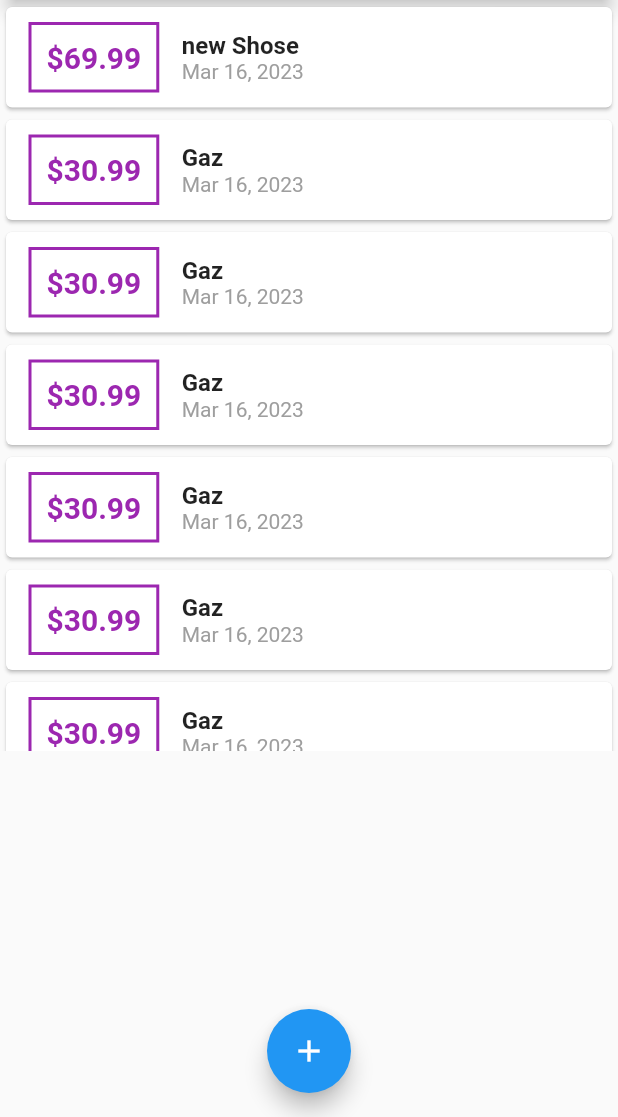
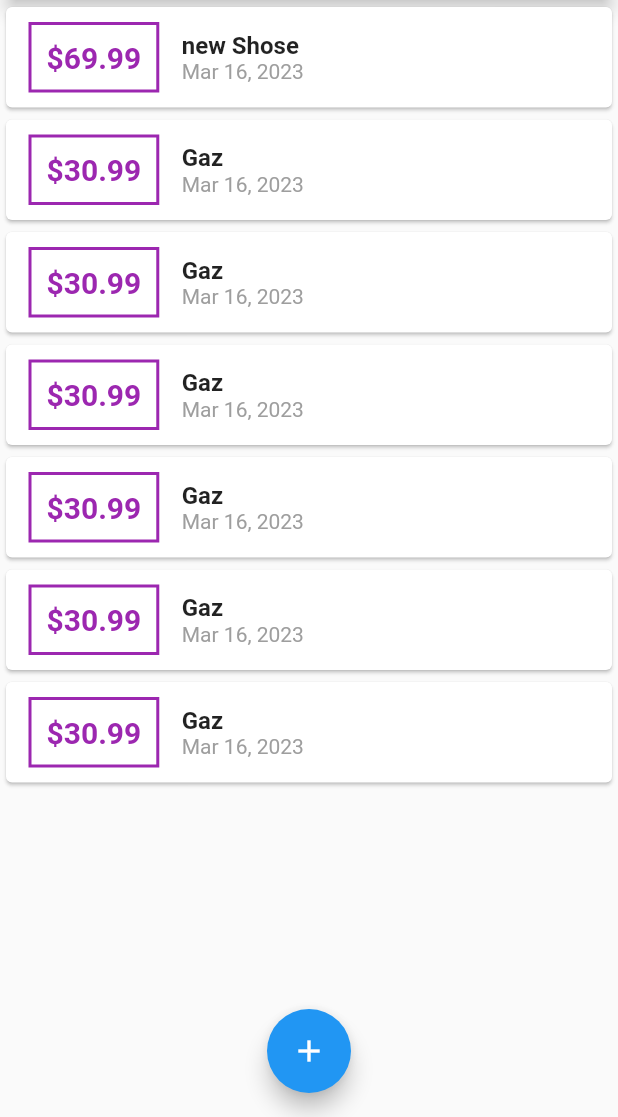
Before and after one commit to chebihiF/suptech_2023_expenses_app, a Flutter app: the screen it shows after launch, on a phone screen of 412 x 824 dp, the part 119-1236 px from its top. Run offline on Flutter 3.47's test engine with Material 2 defaults, Android fonts, the phone set to English and light mode, and no system bars.

Commit message:
add input modal

```diff
--- a/lib/main.dart
+++ b/lib/main.dart
@@ -37,7 +37,11 @@ class _MyHomepageState extends State<MyHomepage> {
     showModalBottomSheet(
         context: ctx,
         builder: (_) {
-          return NewTransaction(_addTransaction);
+          return GestureDetector(
+            child: NewTransaction(_addTransaction),
+            onTap: () {},
+            behavior: HitTestBehavior.opaque,
+          );
         });
   }
 
--- a/lib/widgets/transaction_list.dart
+++ b/lib/widgets/transaction_list.dart
@@ -9,7 +9,7 @@ class TransactionList extends StatelessWidget {
   @override
   Widget build(BuildContext context) {
     return Container(
-      height: 500,
+      height: 1000,
       child: ListView.builder(
         itemBuilder: (context, index) {
           return Card(
```
Also changed, not shown: lib/widgets/new_transaction.dart (+8 -2 lines).
